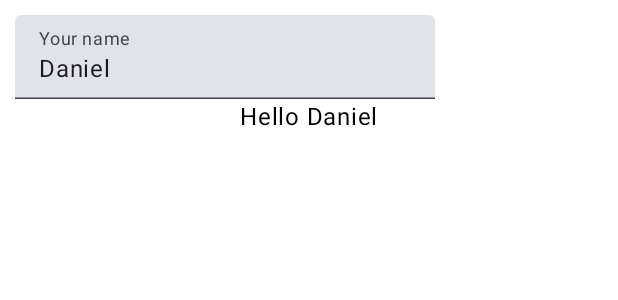
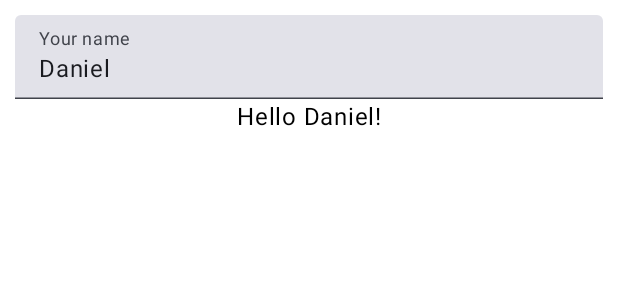
Before and after one commit to dacape-dev/examples, an Android app built with Jetpack Compose: the @Preview function DefaultPreview, on a phone screen of 412 x 824 dp. Shown: the top 300 px of the screen. Run offline under Robolectric (Android 15) with nearby library versions, the phone set to English and light mode, and no system bars.

Commit message:
text field fill max with

```diff
--- a/kotlin/hello-world-jetpack-material-3/app/src/main/java/dev/dacape/example/kotlin/helloworldjetpackmaterial3/MainActivity.kt
+++ b/kotlin/hello-world-jetpack-material-3/app/src/main/java/dev/dacape/example/kotlin/helloworldjetpackmaterial3/MainActivity.kt
@@ -46,13 +46,14 @@ fun HelloWorldWithTextField() {
 
     Column(modifier = Modifier.padding(10.dp)) {
         TextField(
+            modifier = Modifier.fillMaxWidth(),
             value = text,
             onValueChange = { text = it },
             label = { Text("Your name") }
         )
 
         Box(modifier = Modifier.fillMaxWidth()){
-            Text(text = "Hello " + text.text, modifier = Modifier.align(Alignment.Center))
+            Text(text = "Hello " + text.text + "!", modifier = Modifier.align(Alignment.Center))
         }
     }
 }
```
